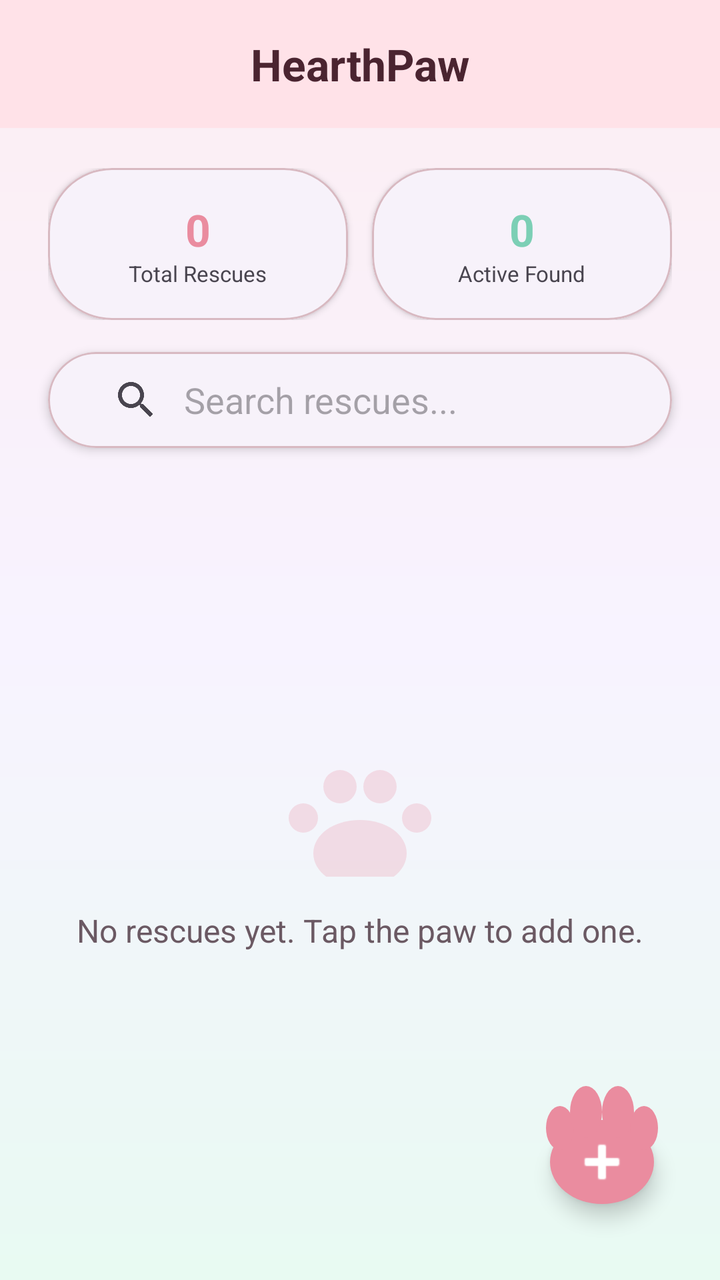
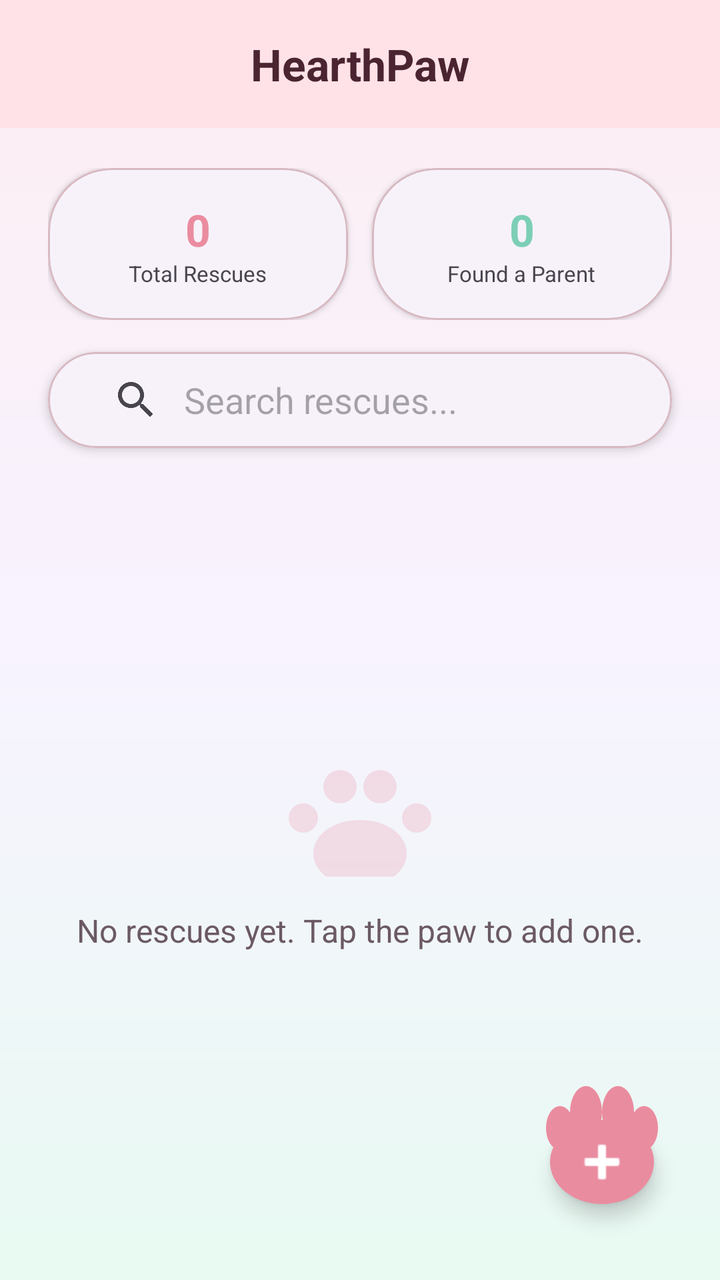

Screens rendered from an Android XML layout before and after an edit, with the pre-edit source and the edit as a unified diff.
<!-- AndroidManifest.xml: application theme Theme.HearthPaw -->
<!-- res/layout/activity_main.xml -->
<?xml version="1.0" encoding="utf-8"?>
<androidx.drawerlayout.widget.DrawerLayout xmlns:android="http://schemas.android.com/apk/res/android"
    xmlns:app="http://schemas.android.com/apk/res-auto"
    xmlns:tools="http://schemas.android.com/tools"
    android:id="@+id/drawer_layout"
    android:layout_width="match_parent"
    android:layout_height="match_parent"
    android:background="@drawable/bg_app_gradient"
    tools:context=".MainActivity">

    <androidx.coordinatorlayout.widget.CoordinatorLayout
        android:layout_width="match_parent"
        android:layout_height="match_parent">

        <com.google.android.material.appbar.AppBarLayout
            android:id="@+id/appbar"
            android:layout_width="match_parent"
            android:layout_height="wrap_content"
            android:background="@color/hearthpaw_primary_container">

            <com.google.android.material.appbar.MaterialToolbar
                android:id="@+id/toolbar"
                android:layout_width="match_parent"
                android:layout_height="?attr/actionBarSize"
                android:background="@color/hearthpaw_primary_container"
                app:title="HearthPaw"
                app:titleCentered="true"
                app:titleTextAppearance="@style/TextAppearance.HearthPaw.ToolbarTitle"
                app:titleTextColor="@color/hearthpaw_on_primary_container" />

        </com.google.android.material.appbar.AppBarLayout>

        <androidx.constraintlayout.widget.ConstraintLayout
            android:layout_width="match_parent"
            android:layout_height="match_parent"
            app:layout_behavior="@string/appbar_scrolling_view_behavior">

            
            <LinearLayout
                android:id="@+id/ll_dashboard"
                android:layout_width="match_parent"
                android:layout_height="wrap_content"
                android:orientation="horizontal"
                android:paddingHorizontal="24dp"
                android:paddingTop="20dp"
                app:layout_constraintTop_toTopOf="parent">

                <com.google.android.material.card.MaterialCardView
                    android:layout_width="0dp"
                    android:layout_height="wrap_content"
                    android:layout_marginEnd="12dp"
                    android:layout_weight="1"
                    app:cardCornerRadius="32dp"
                    app:cardElevation="2dp"
                    app:strokeWidth="1dp"
                    app:strokeColor="@color/hearthpaw_outline">
                    <LinearLayout
                        android:layout_width="match_parent"
                        android:layout_height="wrap_content"
                        android:gravity="center"
                        android:orientation="vertical"
                        android:padding="16dp">
                        <TextView
                            android:id="@+id/tv_total_rescues"
                            android:layout_width="wrap_content"
                            android:layout_height="wrap_content"
                            android:text="0"
                            android:textColor="@color/hearthpaw_primary"
                            android:textSize="22sp"
                            android:textStyle="bold" />
                        <TextView
                            android:layout_width="wrap_content"
                            android:layout_height="wrap_content"
                            android:text="Total Rescues"
                            android:textSize="11sp" />
                    </LinearLayout>
                </com.google.android.material.card.MaterialCardView>

                <com.google.android.material.card.MaterialCardView
                    android:layout_width="0dp"
                    android:layout_height="wrap_content"
                    android:layout_weight="1"
                    app:cardCornerRadius="32dp"
                    app:cardElevation="2dp"
                    app:strokeWidth="1dp"
                    app:strokeColor="@color/hearthpaw_outline">
                    <LinearLayout
                        android:layout_width="match_parent"
                        android:layout_height="wrap_content"
                        android:gravity="center"
                        android:orientation="vertical"
                        android:padding="16dp">
                        <TextView
                            android:id="@+id/tv_active_searches"
                            android:layout_width="wrap_content"
                            android:layout_height="wrap_content"
                            android:text="0"
                            android:textColor="@color/hearthpaw_secondary"
                            android:textSize="22sp"
                            android:textStyle="bold" />
                        <TextView
                            android:layout_width="wrap_content"
                            android:layout_height="wrap_content"
                            android:text="Active Found"
                            android:textSize="11sp" />
                    </LinearLayout>
                </com.google.android.material.card.MaterialCardView>

            </LinearLayout>

            
            <com.google.android.material.card.MaterialCardView
                android:id="@+id/cv_search"
                android:layout_width="match_parent"
                android:layout_height="wrap_content"
                android:layout_marginHorizontal="24dp"
                android:layout_marginTop="16dp"
                app:cardCornerRadius="32dp"
                app:cardElevation="3dp"
                app:layout_constraintTop_toBottomOf="@id/ll_dashboard"
                app:strokeWidth="1dp"
                app:strokeColor="@color/hearthpaw_outline">

                <androidx.appcompat.widget.SearchView
                    android:id="@+id/search_view_main"
                    android:layout_width="match_parent"
                    android:layout_height="wrap_content"
                    android:paddingHorizontal="12dp"
                    app:iconifiedByDefault="false"
                    app:queryBackground="@android:color/transparent"
                    app:queryHint="Search rescues..." />

            </com.google.android.material.card.MaterialCardView>

            
            <com.google.android.material.card.MaterialCardView
                android:id="@+id/cv_map"
                android:layout_width="match_parent"
                android:layout_height="0dp"
                android:layout_marginHorizontal="24dp"
                android:layout_marginTop="20dp"
                android:layout_marginBottom="110dp"
                android:visibility="gone"
                app:cardCornerRadius="40dp"
                app:cardElevation="6dp"
                app:cardPreventCornerOverlap="false"
                app:layout_constraintBottom_toBottomOf="parent"
                app:layout_constraintTop_toBottomOf="@id/cv_search"
                app:strokeWidth="1dp"
                app:strokeColor="@color/hearthpaw_outline">

                <androidx.fragment.app.FragmentContainerView
                    android:id="@+id/map_container"
                    android:name="com.google.android.gms.maps.SupportMapFragment"
                    android:layout_width="match_parent"
                    android:layout_height="match_parent" />

                
                <LinearLayout
                    android:layout_width="wrap_content"
                    android:layout_height="wrap_content"
                    android:layout_gravity="bottom|end"
                    android:layout_marginEnd="16dp"
                    android:layout_marginBottom="16dp"
                    android:orientation="vertical"
                    android:gravity="center">

                    <com.google.android.material.card.MaterialCardView
                        android:id="@+id/btn_my_location"
                        android:layout_width="44dp"
                        android:layout_height="44dp"
                        android:layout_marginBottom="10dp"
                        app:cardCornerRadius="22dp"
                        app:cardElevation="4dp"
                        app:strokeWidth="2dp"
                        app:strokeColor="@color/hearthpaw_primary_container"
                        android:clickable="true"
                        android:focusable="true"
                        android:foreground="?attr/selectableItemBackground">
                        <ImageView
                            android:layout_width="match_parent"
                            android:layout_height="match_parent"
                            android:padding="12dp"
                            android:src="@android:drawable/ic_menu_mylocation"
                            app:tint="@color/hearthpaw_primary" />
                    </com.google.android.material.card.MaterialCardView>

                    <com.google.android.material.card.MaterialCardView
                        android:id="@+id/btn_zoom_in"
                        android:layout_width="44dp"
                        android:layout_height="44dp"
                        android:layout_marginBottom="8dp"
                        app:cardCornerRadius="22dp"
                        app:cardElevation="4dp"
                        app:strokeWidth="2dp"
                        app:strokeColor="@color/hearthpaw_primary_container"
                        android:clickable="true"
                        android:focusable="true"
                        android:foreground="?attr/selectableItemBackground">
                        <TextView
                            android:layout_width="match_parent"
                            android:layout_height="match_parent"
                            android:gravity="center"
                            android:text="@string/zoom_in"
                            android:textColor="@color/hearthpaw_primary"
                            android:textSize="20sp"
                            android:textStyle="bold" />
                    </com.google.android.material.card.MaterialCardView>

                    <com.google.android.material.card.MaterialCardView
                        android:id="@+id/btn_zoom_out"
                        android:layout_width="44dp"
                        android:layout_height="44dp"
                        app:cardCornerRadius="22dp"
                        app:cardElevation="4dp"
                        app:strokeWidth="2dp"
                        app:strokeColor="@color/hearthpaw_primary_container"
                        android:clickable="true"
                        android:focusable="true"
                        android:foreground="?attr/selectableItemBackground">
                        <TextView
                            android:layout_width="match_parent"
                            android:layout_height="match_parent"
                            android:gravity="center"
                            android:text="@string/zoom_out"
                            android:textColor="@color/hearthpaw_primary"
                            android:textSize="20sp"
                            android:textStyle="bold" />
                    </com.google.android.material.card.MaterialCardView>

                </LinearLayout>

            </com.google.android.material.card.MaterialCardView>

            <LinearLayout
                android:id="@+id/ll_empty_state"
                android:layout_width="wrap_content"
                android:layout_height="wrap_content"
                android:gravity="center"
                android:orientation="vertical"
                app:layout_constraintBottom_toBottomOf="parent"
                app:layout_constraintEnd_toEndOf="parent"
                app:layout_constraintStart_toStartOf="parent"
                app:layout_constraintTop_toBottomOf="@id/cv_search"
                app:layout_constraintVertical_bias="0.45">
                <ImageView
                    android:layout_width="80dp"
                    android:layout_height="80dp"
                    android:layout_marginBottom="16dp"
                    android:alpha="0.25"
                    android:src="@drawable/ic_paw"
                    app:tint="@color/hearthpaw_primary" />
                <TextView
                    android:id="@+id/tv_empty_message"
                    android:layout_width="wrap_content"
                    android:layout_height="wrap_content"
                    android:text="@string/main_empty_message"
                    android:textColor="@color/hearthpaw_text_soft"
                    android:textSize="16sp" />
            </LinearLayout>

            <androidx.recyclerview.widget.RecyclerView
                android:id="@+id/rv_pets"
                android:layout_width="match_parent"
                android:layout_height="0dp"
                android:clipToPadding="false"
                android:paddingBottom="96dp"
                android:visibility="gone"
                app:layout_constraintBottom_toBottomOf="parent"
                app:layout_constraintTop_toBottomOf="@id/cv_search" />

        </androidx.constraintlayout.widget.ConstraintLayout>

        <ImageButton
            android:id="@+id/fab_add_pet"
            android:layout_width="86dp"
            android:layout_height="86dp"
            android:layout_gravity="bottom|end"
            android:layout_margin="16dp"
            android:background="@drawable/bg_paw_fab"
            android:contentDescription="@string/main_fab_description"
            android:elevation="6dp"
            android:padding="22dp"
            android:scaleType="centerInside"
            android:src="@android:drawable/ic_input_add"
            app:tint="@android:color/white" />

    </androidx.coordinatorlayout.widget.CoordinatorLayout>

    <com.google.android.material.navigation.NavigationView
        android:id="@+id/nav_view"
        android:layout_width="wrap_content"
        android:layout_height="match_parent"
        android:layout_gravity="start"
        app:headerLayout="@layout/nav_header"
        app:menu="@menu/nav_drawer_menu" />

</androidx.drawerlayout.widget.DrawerLayout>
<!-- res/layout/nav_header.xml (included above) -->
<?xml version="1.0" encoding="utf-8"?>
<LinearLayout xmlns:android="http://schemas.android.com/apk/res/android"
    xmlns:app="http://schemas.android.com/apk/res-auto"
    android:layout_width="match_parent"
    android:layout_height="176dp"
    android:background="@color/hearthpaw_primary_container"
    android:gravity="bottom"
    android:orientation="vertical"
    android:padding="16dp"
    android:theme="@style/ThemeOverlay.AppCompat.Dark">

    <ImageView
        android:layout_width="64dp"
        android:layout_height="64dp"
        android:contentDescription="@string/app_name"
        android:src="@drawable/ic_paw"
        app:tint="@color/hearthpaw_primary" />

    <TextView
        android:layout_width="match_parent"
        android:layout_height="wrap_content"
        android:paddingTop="8dp"
        android:text="@string/app_name"
        android:textColor="@color/hearthpaw_on_primary_container"
        android:textSize="20sp"
        android:textStyle="bold" />

    <TextView
        android:layout_width="wrap_content"
        android:layout_height="wrap_content"
        android:text="@string/app_tagline"
        android:textColor="@color/hearthpaw_on_primary_container"
        android:alpha="0.7" />

</LinearLayout>
<!-- resources referenced by this layout -->
<resources>
  <color name="hearthpaw_on_primary_container">#FF4A2430</color>
  <color name="hearthpaw_outline">#FFD8B9C1</color>
  <color name="hearthpaw_primary">#FFEA8C9F</color>
  <color name="hearthpaw_primary_container">#FFFFE2E8</color>
  <color name="hearthpaw_secondary">#FF7CCFB5</color>
  <color name="hearthpaw_text_soft">#FF6B5963</color>
  <!-- drawable bg_app_gradient (drawable) -->
  <?xml version="1.0" encoding="utf-8"?>
  <shape xmlns:android="http://schemas.android.com/apk/res/android" android:shape="rectangle">
      <gradient
          android:angle="270"
          android:startColor="#FFFCEEF2"
          android:centerColor="#FFF8F3FF"
          android:endColor="#FFE8FAF2" />
  </shape>
  <!-- drawable ic_paw (drawable) -->
  <vector xmlns:android="http://schemas.android.com/apk/res/android"
      android:width="24dp"
      android:height="24dp"
      android:viewportWidth="24"
      android:viewportHeight="24">
      
      <path
          android:fillColor="@color/hearthpaw_primary"
          android:pathData="M12,15.5c-4,0 -7,2.2 -7,5s3,5 7,5s7,-2.2 7,-5S16,15.5 12,15.5z" />
  
      
      
      <path
          android:fillColor="@color/hearthpaw_primary"
          android:pathData="M9,8a2.5,2.5 0,1 0,0 5a2.5,2.5 0,1 0,0 -5z" />
      
      <path
          android:fillColor="@color/hearthpaw_primary"
          android:pathData="M15,8a2.5,2.5 0,1 0,0 5a2.5,2.5 0,1 0,0 -5z" />
  
      
      
      <path
          android:fillColor="@color/hearthpaw_primary"
          android:pathData="M3.5,13a2.2,2.2 0,1 0,0 4.4a2.2,2.2 0,1 0,0 -4.4z" />
      
      <path
          android:fillColor="@color/hearthpaw_primary"
          android:pathData="M20.5,13a2.2,2.2 0,1 0,0 4.4a2.2,2.2 0,1 0,0 -4.4z" />
  </vector>
  <string name="app_name">HearthPaw</string>
  <string name="app_tagline">Little paws, big love</string>
  <string name="main_empty_message">No rescues yet. Tap the paw to add one.</string>
  <string name="main_fab_description">Add a new rescue</string>
  <string name="zoom_in">+</string>
  <string name="zoom_out">−</string>
  <style name="TextAppearance.HearthPaw.ToolbarTitle" parent="TextAppearance.Material3.TitleLarge">
          <item name="android:fontFamily">sans-serif-medium</item>
          <item name="android:textStyle">bold</item>
      </style>
  <style name="Theme.HearthPaw" parent="Base.Theme.HearthPaw" />
  <color name="hearthpaw_on_primary">#FFFFFFFF</color>
  <color name="hearthpaw_on_secondary">#FF0F2A25</color>
  <color name="hearthpaw_secondary_container">#FFE7F7F0</color>
  <color name="hearthpaw_on_secondary_container">#FF12382F</color>
  <color name="hearthpaw_tertiary">#FFF0B76B</color>
  <color name="hearthpaw_surface">#FFFFFBFD</color>
  <color name="hearthpaw_surface_variant">#FFF4E8EC</color>
  <color name="hearthpaw_background">#FFFFF8FA</color>
  <style name="Widget.HearthPaw.Card" parent="Widget.Material3.CardView.Elevated">
          <item name="cardCornerRadius">24dp</item>
          <item name="cardElevation">2dp</item>
      </style>
  <style name="Widget.HearthPaw.Button" parent="Widget.Material3.Button">
          <item name="cornerRadius">22dp</item>
      </style>
  <!-- unchanged entries left out for length: 2 -->
</resources>

<!-- the commit's change to res/layout/activity_main.xml (unified diff, before → after) -->
@@ -101,7 +101,7 @@
                         <TextView
                             android:layout_width="wrap_content"
                             android:layout_height="wrap_content"
-                            android:text="Active Found"
+                            android:text="@string/dashboard_found_a_parent"
                             android:textSize="11sp" />
                     </LinearLayout>
                 </com.google.android.material.card.MaterialCardView>
<!-- resource entries referenced after the edit -->
@@ -48,6 +48,7 @@
   </vector>
   <string name="app_name">HearthPaw</string>
   <string name="app_tagline">Little paws, big love</string>
+  <string name="dashboard_found_a_parent">Found a Parent</string>
   <string name="main_empty_message">No rescues yet. Tap the paw to add one.</string>
   <string name="main_fab_description">Add a new rescue</string>
   <string name="zoom_in">+</string>
